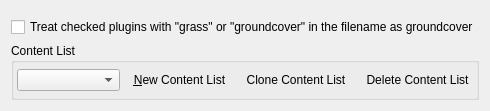
This is files/ui/datafilespage.ui in MrZer0x0/TES3MP as Qt 5 draws it before an edit. The edited form follows.
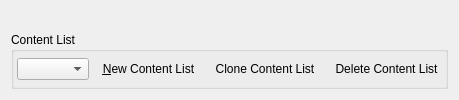
This is the edited form. Icons and pictures are not drawn. Custom widgets are drawn as their Qt base class.

Diff of the .ui file:
```diff
--- a/files/ui/datafilespage.ui
+++ b/files/ui/datafilespage.ui
@@ -9,16 +9,6 @@
    <item>
     <widget class="QWidget" name="contentSelectorWidget" native="true"/>
    </item>
-   <item>
-    <widget class="QCheckBox" name="groundcoverCheckBox">
-     <property name="toolTip">
-      <string>When enabled, checked plugins with &quot;grass&quot; or &quot;groundcover&quot; in the filename are saved as groundcover entries.</string>
-     </property>
-     <property name="text">
-      <string>Treat checked plugins with &quot;grass&quot; or &quot;groundcover&quot; in the filename as groundcover</string>
-     </property>
-    </widget>
-   </item>
    <item>
     <widget class="QGroupBox" name="profileGroupBox">
      <property name="focusPolicy">
```
